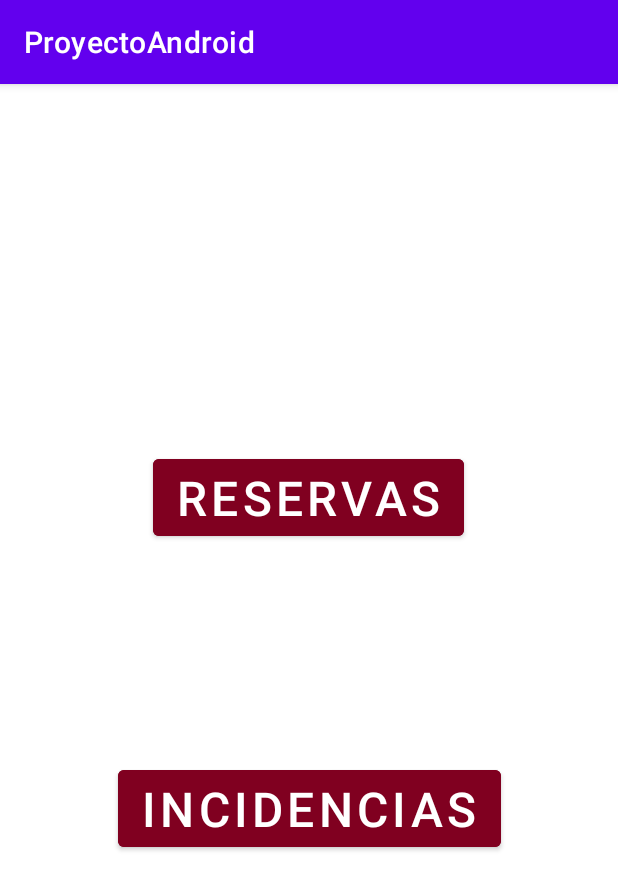
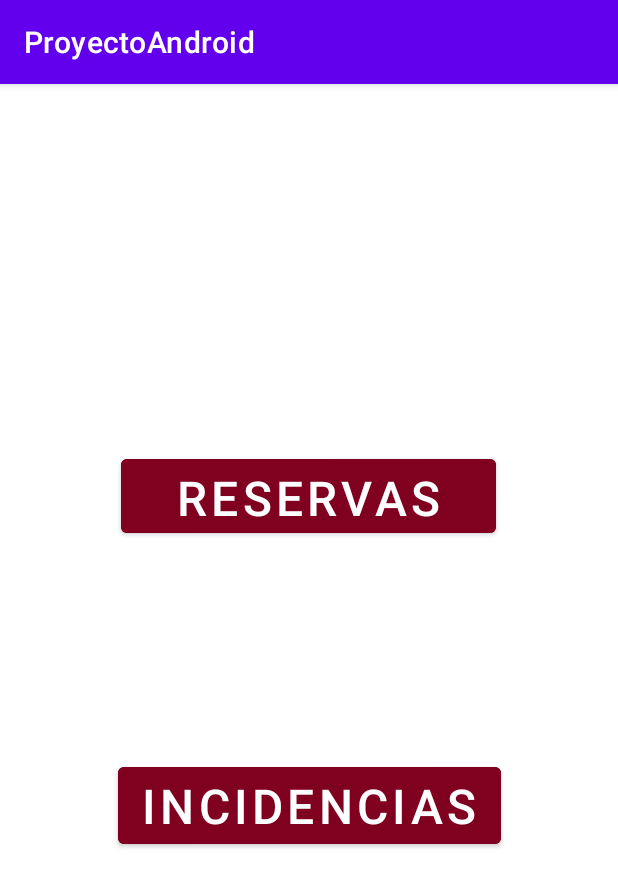
Before and after one commit to G0ned/ProyectoAndroid, an Android app: the screen it shows after launch (MainActivity), on a phone screen of 412 x 824 dp. Shown: the top 890 px of the screen. Run offline under Robolectric (Android 15) with nearby library versions, the phone set to English and light mode, and no system bars.

Commit message:
Cambio en el activity main.

```diff
--- a/app/src/main/java/com/example/proyectoandroid/MainActivity.kt
+++ b/app/src/main/java/com/example/proyectoandroid/MainActivity.kt
@@ -10,9 +10,15 @@ class MainActivity : AppCompatActivity() {
         super.onCreate(savedInstanceState)
         setContentView(R.layout.activity_main)
 
-        supportFragmentManager.commit {
-            setReorderingAllowed(true)
-            add<InicioFragment>(R.id.fragmentContainerView)
+
+        // comprobando esto no se generan 2 pantallas a la hora de rotar la pantalla.
+        if (savedInstanceState == null) {
+
+            supportFragmentManager.commit {
+                setReorderingAllowed(true)
+                add<InicioFragment>(R.id.fragmentContainerView)
+            }
+
         }
 
     }
--- a/app/src/main/res/layout/fragment_inicio.xml
+++ b/app/src/main/res/layout/fragment_inicio.xml
@@ -8,12 +8,12 @@
 
     <Button
         android:id="@+id/reserva_button"
-        android:layout_width="wrap_content"
-        android:layout_height="wrap_content"
+        android:layout_width="250dp"
+        android:layout_height="61dp"
         android:layout_marginTop="244dp"
+        android:backgroundTint="#800020"
         android:text="@string/tag_reservas"
         android:textSize="32dp"
-        android:backgroundTint="#800020"
         app:layout_constraintEnd_toEndOf="parent"
         app:layout_constraintHorizontal_bias="0.498"
         app:layout_constraintStart_toStartOf="parent"
```
